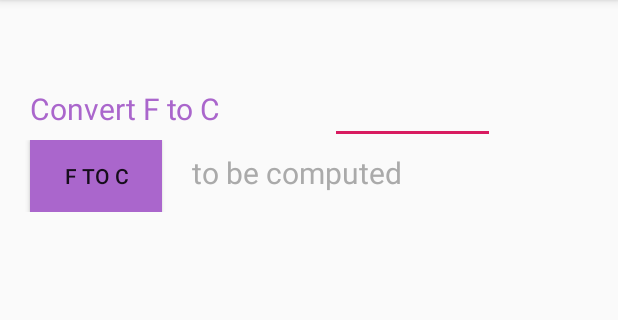
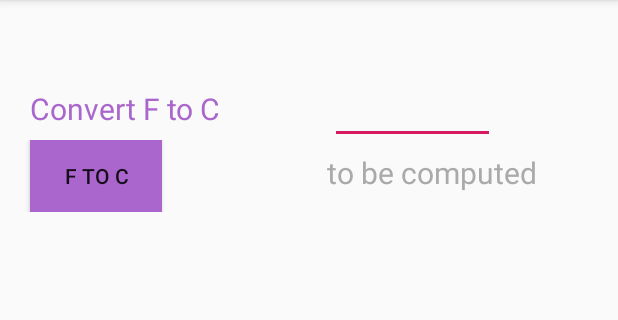
Before and after one commit to LaytonEast/AndroidApps, an Android app: the screen it shows after launch (MainActivity), on a phone screen of 412 x 824 dp, the part 84-404 px from its top. Run offline under Robolectric (Android 15) with nearby library versions, the phone set to English and light mode, and no system bars.

Commit message:
My Exam 1 part 2 work again 02/24/20 fixed issue

```diff
--- a/ConvertTemp/app/src/main/java/com/example/converttemp/MainActivity.java
+++ b/ConvertTemp/app/src/main/java/com/example/converttemp/MainActivity.java
@@ -21,6 +21,7 @@ public class MainActivity extends AppCompatActivity {
         setContentView(R.layout.activity_main);
         fahrenheitIn = findViewById(R.id.temperature);
         f_c_label = findViewById(R.id.f_c);
+        getButton = findViewById(R.id.get_button);
         getButton.setOnClickListener(new View.OnClickListener() {
             @Override
             public void onClick(View v) {
@@ -44,8 +45,8 @@ public class MainActivity extends AppCompatActivity {
           if(!flag){
               double celcius = 0;
               celcius = (fahrenheit - 32.0) * 5.0/9.0;
-              fahrenheitIn.setText(String.format("% f, d", fahrenheit));
-              f_c_label.setText(String.format("% C, d", celcius));
+              fahrenheitIn.setText(String.format("%.2f F", fahrenheit));
+              f_c_label.setText(String.format("%.2f C", celcius));
           }
           else{
               Toast.makeText(this,"Missing field value", Toast.LENGTH_SHORT).show();
--- a/ConvertTemp/app/src/main/res/layout/activity_main.xml
+++ b/ConvertTemp/app/src/main/res/layout/activity_main.xml
@@ -47,16 +47,18 @@
             android:text="F to C"
             android:background="@android:color/holo_purple"
             android:layout_marginLeft="20dp"
-            android:id="@+id/f_c"
+            android:id="@+id/get_button"
             />
         <TextView
             android:layout_width="150dp"
             android:layout_height="wrap_content"
-            android:layout_marginLeft="20dp"
+            android:layout_marginLeft="110dp"
             android:textSize="20sp"
             android:textColor="@android:color/darker_gray"
             android:text="to be computed"
             app:layout_constraintLeft_toRightOf="@id/f_c"
+            android:id="@+id/f_c"
+
             />
     </LinearLayout>
 
```
